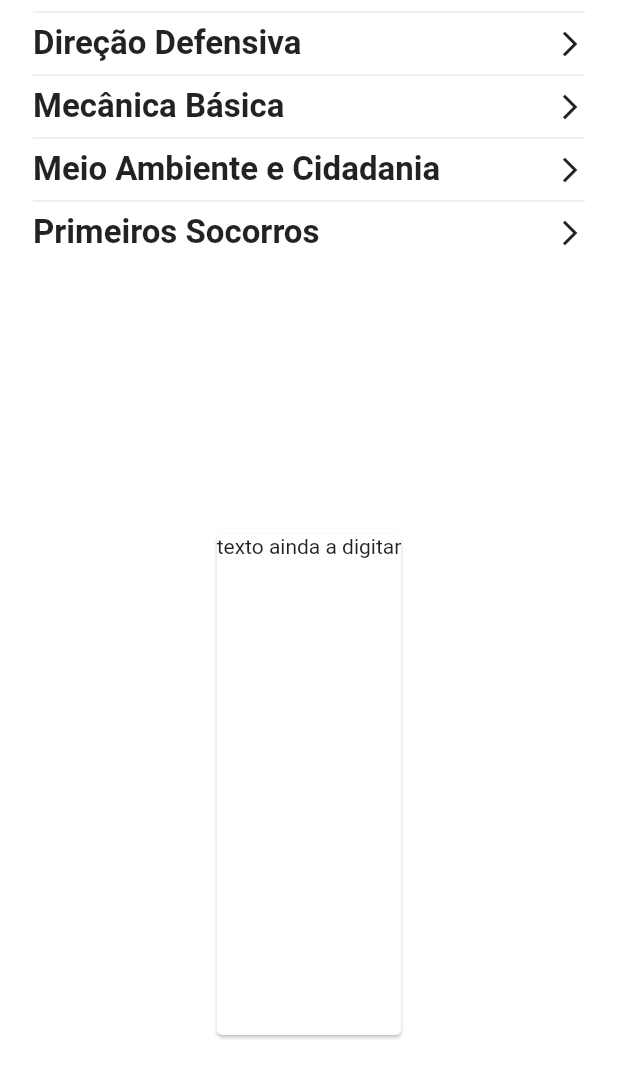
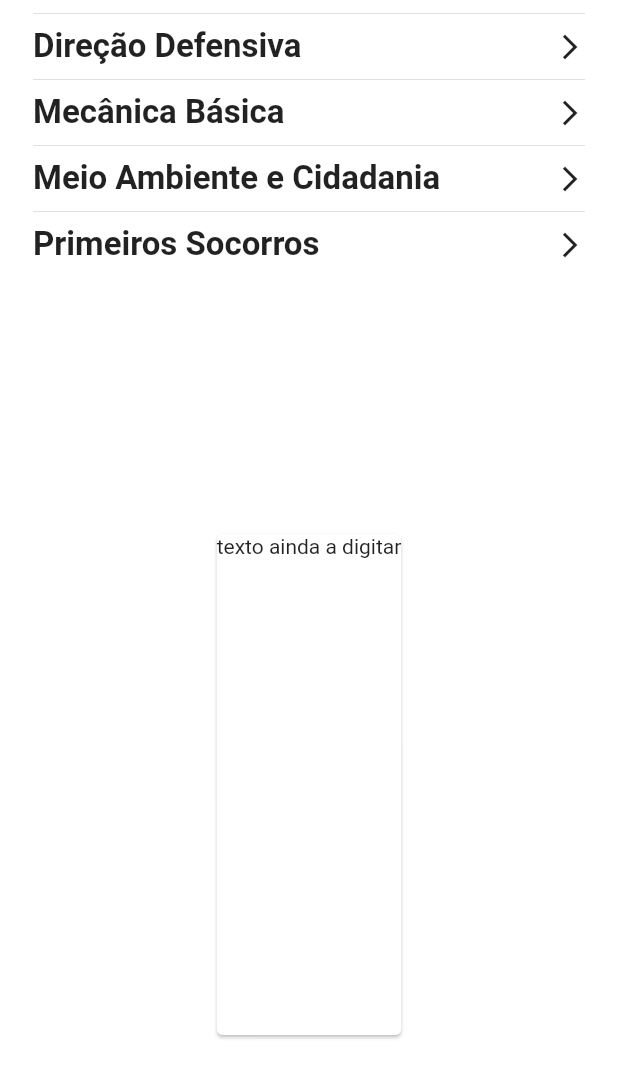
Before and after one commit to ailtoncunhasilva/Manual-do-condutor-Flutter, a Flutter app: the screen it shows after launch, on a phone screen of 412 x 824 dp, the part 156-1236 px from its top. Run offline on Flutter 3.47's test engine with Material 2 defaults, Android fonts, the phone set to English and light mode, and no system bars.

Commit message:
second commit

```diff
--- a/lib/main.dart
+++ b/lib/main.dart
@@ -46,13 +46,13 @@ class HomePage extends StatelessWidget {
                 child: ListView(
                   children: [
                     textItem('Legislação de Trânsito'),
-                    Divider(height: 16),
+                    Divider(height: 18),
                     textItem('Direção Defensiva'),
-                    Divider(height: 16),
+                    Divider(height: 18),
                     textItem('Mecânica Básica'),
-                    Divider(height: 16),
+                    Divider(height: 18),
                     textItem('Meio Ambiente e Cidadania'),
-                    Divider(height: 16),
+                    Divider(height: 18),
                     textItem('Primeiros Socorros'),
                   ],
                 ),
@@ -74,8 +74,7 @@ class HomePage extends StatelessWidget {
 }
 
 Widget textItem(String text) {
-  return GestureDetector(
-      child: Row(
+  return Row(
     mainAxisAlignment: MainAxisAlignment.spaceBetween,
     children: [
       Text(
@@ -87,6 +86,5 @@ Widget textItem(String text) {
       ),
       Icon(Icons.arrow_forward_ios, size: 20),
     ],
-    ),
   );
 }
```
Lines whose indentation alone changed are shown as unchanged.
